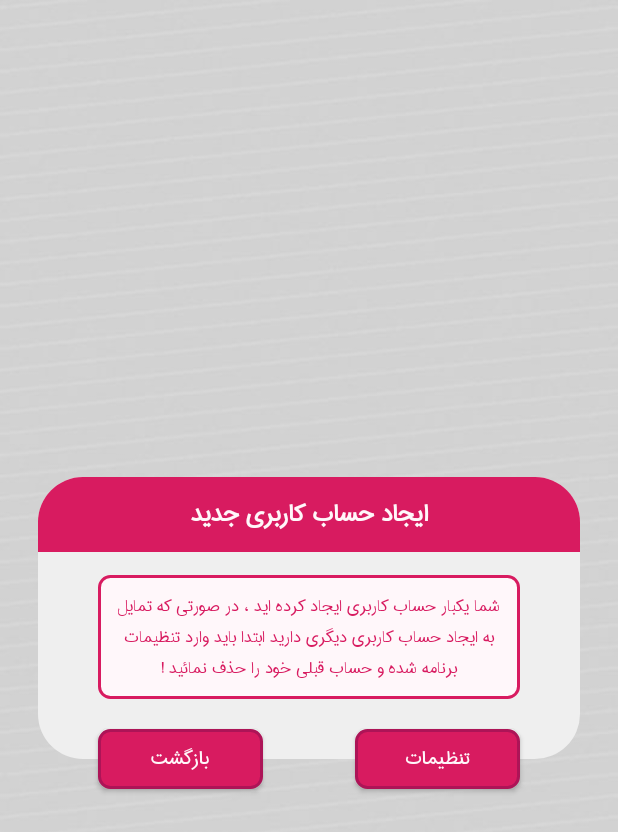
After one commit to kasra-07/TickVision, an Android app: the layout delete_acount_dialog_layout.xml on its own in the app's theme, with its tools: preview values and no code run, on a phone screen of 412 x 824 dp. The commit adds this screen. Shown: the top 832 px of the screen. Run offline under Robolectric (Android 15) with nearby library versions, the light colour scheme and no system bars.

Commit message:
end create duplicate_signup_dialog_layout.xml and duplicateSignupDialog.java

```diff
--- a/app/src/main/AndroidManifest.xml
+++ b/app/src/main/AndroidManifest.xml
@@ -20,9 +20,11 @@
         android:theme="@style/Theme.TickVision"
         tools:targetApi="31">
         <activity
+            android:name=".SettingActivity"
+            android:exported="false" />
+        <activity
             android:name=".UpdateErrorActivity"
-            android:exported="false">
-        </activity>
+            android:exported="false"></activity>
 
         <service android:name=".classes.TimerService" />
 
--- /dev/null
+++ b/app/src/main/res/layout/delete_acount_dialog_layout.xml
@@ -0,0 +1,81 @@
+<?xml version="1.0" encoding="utf-8"?>
+<androidx.constraintlayout.widget.ConstraintLayout xmlns:android="http://schemas.android.com/apk/res/android"
+    xmlns:app="http://schemas.android.com/apk/res-auto"
+    xmlns:tools="http://schemas.android.com/tools"
+    android:layout_width="match_parent"
+    android:layout_height="match_parent"
+    android:layout_margin="@dimen/margin_layout_dialog">
+
+    <RelativeLayout
+        android:id="@+id/layout"
+        android:layout_width="match_parent"
+        android:layout_height="wrap_content"
+        android:background="@drawable/dialog_background"
+        app:layout_constraintBottom_toBottomOf="parent"
+        app:layout_constraintEnd_toEndOf="parent"
+        app:layout_constraintStart_toStartOf="parent"
+        app:layout_constraintTop_toTopOf="parent">
+
+        <TextView
+            android:id="@+id/tv_title_dialog"
+            android:layout_width="match_parent"
+            android:layout_height="wrap_content"
+            android:background="@drawable/tv_background"
+            android:padding="10dp"
+            android:text="@string/create_account_title_error"
+            android:textAlignment="center"
+            android:layout_alignParentTop="true"
+            android:textColor="@color/primary_text_color"
+            android:textSize="@dimen/title_size"
+            android:textStyle="bold" />
+
+        <TextView
+            android:id="@+id/tv_text_dialog"
+            android:layout_width="match_parent"
+            android:layout_height="wrap_content"
+            android:layout_below="@id/tv_title_dialog"
+            android:layout_marginStart="@dimen/btn_margin_left_right"
+            android:layout_marginTop="@dimen/margin_top_first_view_dialog"
+            android:layout_marginEnd="@dimen/btn_margin_left_right"
+            android:layout_marginBottom="@dimen/margin_bottom_last_edt_dialog"
+            android:background="@drawable/red_edt_background"
+            android:padding="10dp"
+            android:text="@string/create_account_text_error"
+            android:textAlignment="center"
+            android:textColor="@color/primary_color"
+            android:textSize="@dimen/normal_text_size"
+            tools:ignore="VisualLintLongText" />
+
+    </RelativeLayout>
+
+    <Button
+        android:id="@+id/btn_back"
+        android:layout_width="@dimen/btn_dialog_width"
+        android:layout_height="@dimen/btn_dialog_height"
+        android:layout_marginStart="@dimen/btn_margin_left_right"
+        android:layout_marginTop="-20dp"
+        android:background="@drawable/red_btn_background"
+        android:gravity="center"
+        android:text="@string/back_text"
+        android:textColor="@color/primary_text_color"
+        android:textSize="@dimen/btn_text_size"
+        app:layout_constraintStart_toStartOf="@id/layout"
+        app:layout_constraintTop_toBottomOf="@id/layout"
+        tools:ignore="TouchTargetSizeCheck" />
+
+    <Button
+        android:id="@+id/btn_setting"
+        android:layout_width="@dimen/btn_dialog_width"
+        android:layout_height="@dimen/btn_dialog_height"
+        android:layout_marginTop="-20dp"
+        android:layout_marginEnd="@dimen/btn_margin_left_right"
+        android:background="@drawable/red_btn_background"
+        android:gravity="center"
+        android:text="@string/setting_text"
+        android:textColor="@color/primary_text_color"
+        android:textSize="@dimen/btn_text_size"
+        app:layout_constraintEnd_toEndOf="@id/layout"
+        app:layout_constraintTop_toBottomOf="@id/layout"
+        tools:ignore="TouchTargetSizeCheck" />
+
+</androidx.constraintlayout.widget.ConstraintLayout>
--- a/app/src/main/res/menu/menu.xml
+++ b/app/src/main/res/menu/menu.xml
@@ -14,7 +14,7 @@
         android:id="@+id/setting"
         android:icon="@drawable/ic_setting"
         android:orderInCategory="2"
-        android:title="@string/setting_text" />
+        android:title="@string/setting_app_text" />
     <item
         android:orderInCategory="12"
         android:title="@string/contact_text">
--- a/app/src/main/res/values/strings.xml
+++ b/app/src/main/res/values/strings.xml
@@ -2,7 +2,7 @@
     <string name="app_name">TickVision</string>
     <string name="reset_text">صفر کردن مقادیر</string>
     <string name="export_text">گرفتن خروجی از مقادیر</string>
-    <string name="setting_text">تنظیمات برنامه</string>
+    <string name="setting_app_text">تنظیمات برنامه</string>
     <string name="contact_text">ارتباط با ما</string>
     <string name="mail_text">ارسال ایمیل</string>
     <string name="whatsapp_text">از طریق واتساپ</string>
@@ -117,4 +117,8 @@
     <string name="reset_this_vision_text">آیا از صفر کردن مقادیر هدف فعلی اطمینان دارید ؟</string>
     <string name="btn_reset_text">ریست</string>
     <string name="update_vision_success_text">بروزرسانی هدف با موفقیت انجام شد</string>
+    <string name="duplicate_signup_error">شما یک بار حساب کاربری ایجاد کرده اید</string>
+    <string name="create_account_title_error">ایجاد حساب کاربری جدید</string>
+    <string name="create_account_text_error">شما یکبار حساب کاربری ایجاد کرده اید ، در صورتی که تمایل به ایجاد حساب کاربری دیگری دارید ابتدا باید وارد تنظیمات برنامه شده و حساب قبلی خود را حذف نمائید !</string>
+    <string name="setting_text">تنظیمات</string>
 </resources>
```
Also changed, not shown: app/src/main/java/ir/mahchegroup/tickvision/SettingActivity.java (added, +14 -0 lines), app/src/main/java/ir/mahchegroup/tickvision/SignupActivity.java (+6 -1 lines), app/src/main/java/ir/mahchegroup/tickvision/message_box/DuplicateSignupDialog.java (added, +45 -0 lines), app/src/main/res/layout/activity_setting.xml (added, +9 -0 lines).
